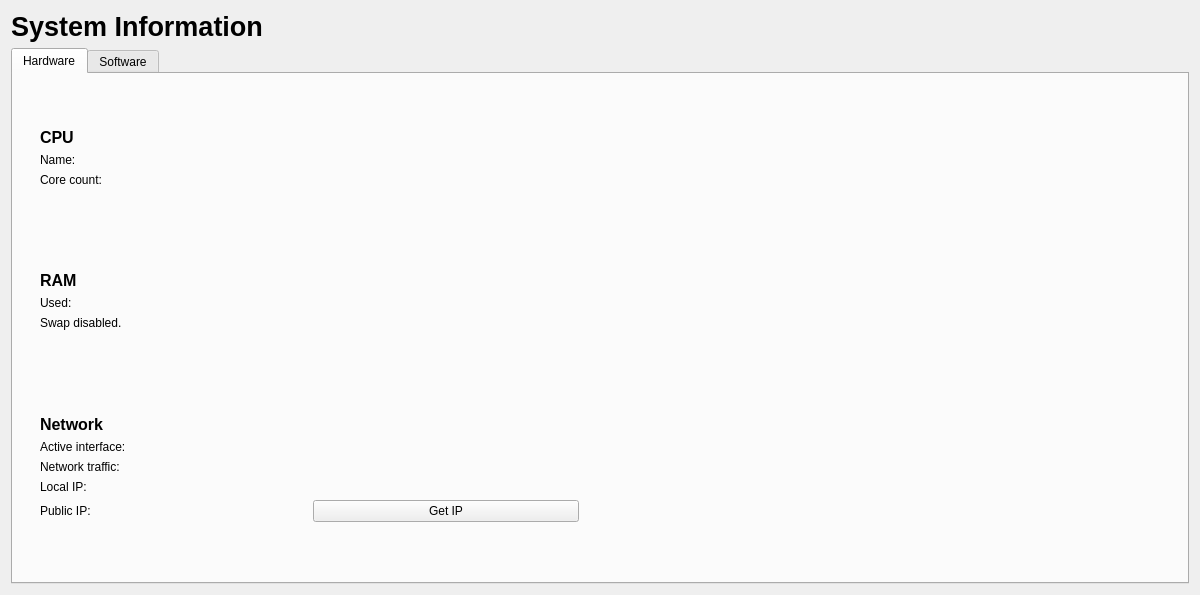
First picture: the form in archcentral/ui/designer/sysinfo.ui, repository szabatoro/archcentral-thesis, before the edit.
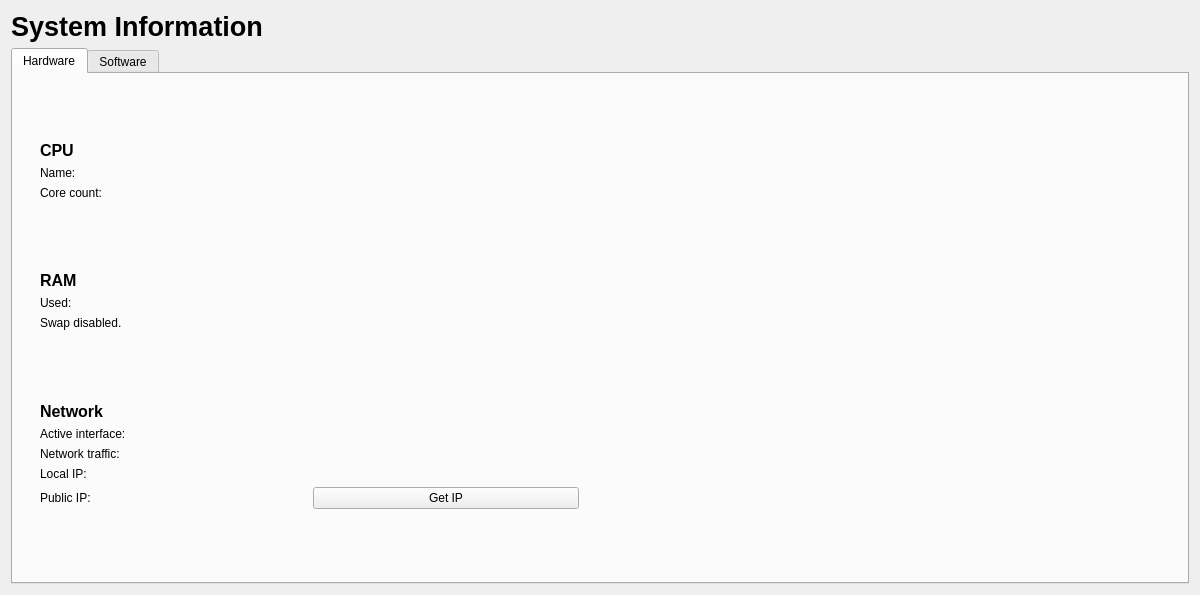
Second picture: the form after the edit. Custom widgets are drawn as their Qt base class.

Commit message: more text overflow fixes

```diff
--- a/archcentral/ui/designer/sysinfo.ui
+++ b/archcentral/ui/designer/sysinfo.ui
@@ -92,6 +92,9 @@
                <property name="text">
                 <string>Name: </string>
                </property>
+               <property name="wordWrap">
+                <bool>true</bool>
+               </property>
               </widget>
              </item>
              <item>
@@ -223,6 +226,9 @@
                <property name="text">
                 <string>Network traffic:</string>
                </property>
+               <property name="wordWrap">
+                <bool>true</bool>
+               </property>
               </widget>
              </item>
              <item>
```
Left out of the diff: 3 changed lines with no effect on the pictures. The commit also changes 1 other file.
